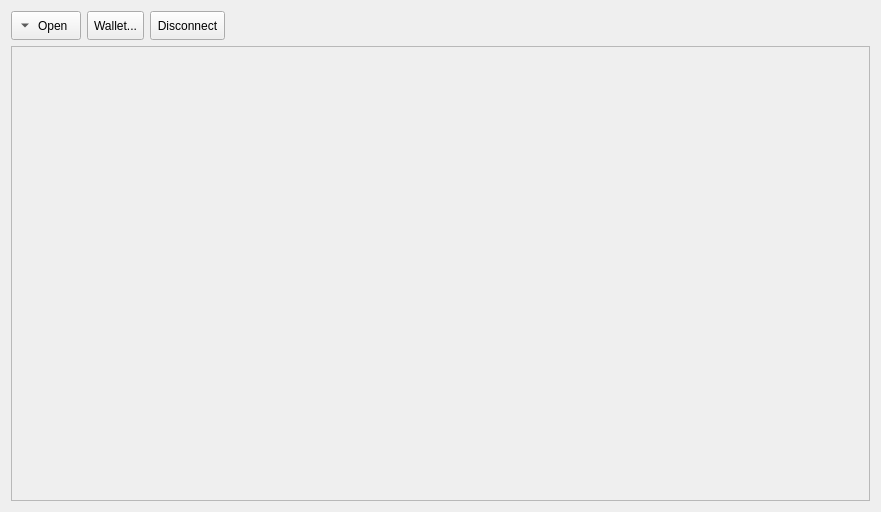
The window that src/manager/walletcontrolwidget.ui (KDE/kwalletmanager) describes before a commit, drawn with Qt 5.
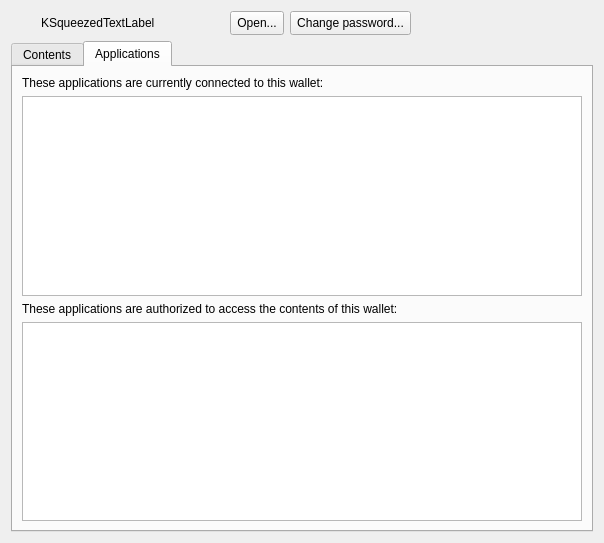
The same window after the commit. The open tabs and pages were chosen to show the change. Icons and pictures are not drawn. Custom widgets are drawn as their Qt base class.

Commit message: Starting new round after mailing lists feedback

```diff
--- a/src/manager/walletcontrolwidget.ui
+++ b/src/manager/walletcontrolwidget.ui
@@ -6,71 +6,77 @@
    <rect>
     <x>0</x>
     <y>0</y>
-    <width>881</width>
-    <height>512</height>
+    <width>604</width>
+    <height>543</height>
    </rect>
   </property>
   <property name="windowTitle">
    <string>Form</string>
   </property>
-  <layout class="QVBoxLayout" name="verticalLayout">
+  <layout class="QVBoxLayout" name="verticalLayout_2">
    <item>
     <layout class="QHBoxLayout" name="horizontalLayout">
      <item>
-      <widget class="QToolButton" name="_openClose">
-       <property name="sizePolicy">
-        <sizepolicy hsizetype="Fixed" vsizetype="Preferred">
-         <horstretch>0</horstretch>
-         <verstretch>0</verstretch>
-        </sizepolicy>
-       </property>
-       <property name="text">
-        <string>Open</string>
-       </property>
-       <property name="iconSize">
-        <size>
-         <width>22</width>
-         <height>22</height>
-        </size>
-       </property>
-       <property name="toolButtonStyle">
-        <enum>Qt::ToolButtonTextBesideIcon</enum>
-       </property>
-       <property name="autoRaise">
+      <widget class="QLabel" name="_stateIcon">
+       <property name="enabled">
         <bool>false</bool>
        </property>
-       <property name="arrowType">
-        <enum>Qt::DownArrow</enum>
-       </property>
-      </widget>
-     </item>
-     <item>
-      <widget class="QToolButton" name="_control">
        <property name="sizePolicy">
-        <sizepolicy hsizetype="Fixed" vsizetype="Preferred">
+        <sizepolicy hsizetype="Fixed" vsizetype="Fixed">
          <horstretch>0</horstretch>
          <verstretch>0</verstretch>
         </sizepolicy>
        </property>
-       <property name="text">
-        <string>Wallet...</string>
-       </property>
-       <property name="icon">
-        <iconset theme="wallet-open">
-         <normaloff>../../../../../../../valentin/.designer/backup</normaloff>../../../../../../../valentin/.designer/backup</iconset>
-       </property>
-       <property name="iconSize">
+       <property name="minimumSize">
         <size>
-         <width>22</width>
-         <height>22</height>
+         <width>24</width>
+         <height>24</height>
         </size>
        </property>
-       <property name="checkable">
+       <property name="autoFillBackground">
         <bool>true</bool>
        </property>
+       <property name="text">
+        <string/>
+       </property>
+      </widget>
+     </item>
+     <item>
+      <widget class="KSqueezedTextLabel" name="_stateLabel">
+       <property name="sizePolicy">
+        <sizepolicy hsizetype="MinimumExpanding" vsizetype="Fixed">
+         <horstretch>0</horstretch>
+         <verstretch>0</verstretch>
+        </sizepolicy>
+       </property>
+       <property name="text">
+        <string>KSqueezedTextLabel</string>
+       </property>
+      </widget>
+     </item>
+     <item>
+      <widget class="QToolButton" name="_openClose">
+       <property name="sizePolicy">
+        <sizepolicy hsizetype="Fixed" vsizetype="Preferred">
+         <horstretch>0</horstretch>
+         <verstretch>0</verstretch>
+        </sizepolicy>
+       </property>
+       <property name="text">
+        <string>Open...</string>
+       </property>
+       <property name="iconSize">
+        <size>
+         <width>22</width>
+         <height>22</height>
+        </size>
+       </property>
        <property name="toolButtonStyle">
         <enum>Qt::ToolButtonTextBesideIcon</enum>
        </property>
+       <property name="autoRaise">
+        <bool>false</bool>
+       </property>
        <property name="arrowType">
         <enum>Qt::NoArrow</enum>
        </property>
@@ -85,7 +91,7 @@
         </sizepolicy>
        </property>
        <property name="text">
-        <string>Disconnect</string>
+        <string>Change password...</string>
        </property>
        <property name="iconSize">
         <size>
@@ -93,9 +99,6 @@
          <height>22</height>
         </size>
        </property>
-       <property name="popupMode">
-        <enum>QToolButton::DelayedPopup</enum>
-       </property>
        <property name="toolButtonStyle">
         <enum>Qt::ToolButtonTextBesideIcon</enum>
        </property>
@@ -112,6 +115,9 @@
        <property name="orientation">
         <enum>Qt::Horizontal</enum>
        </property>
+       <property name="sizeType">
+        <enum>QSizePolicy::Expanding</enum>
+       </property>
        <property name="sizeHint" stdset="0">
         <size>
          <width>40</width>
@@ -123,24 +129,81 @@
     </layout>
    </item>
    <item>
-    <widget class="QFrame" name="_editorFrame">
-     <property name="sizePolicy">
-      <sizepolicy hsizetype="Preferred" vsizetype="Expanding">
-       <horstretch>0</horstretch>
-       <verstretch>0</verstretch>
-      </sizepolicy>
+    <widget class="QTabWidget" name="_tabs">
+     <property name="currentIndex">
+      <number>0</number>
      </property>
-     <property name="frameShape">
-      <enum>QFrame::StyledPanel</enum>
-     </property>
-     <property name="frameShadow">
-      <enum>QFrame::Raised</enum>
-     </property>
-     <layout class="QVBoxLayout" name="_editorFrameLayout"/>
+     <widget class="QWidget" name="_contentsTab">
+      <attribute name="icon">
+       <iconset theme="wallet-open"/>
+      </attribute>
+      <attribute name="title">
+       <string>Contents</string>
+      </attribute>
+      <layout class="QHBoxLayout" name="horizontalLayout_2">
+       <item>
+        <widget class="QFrame" name="_editorFrame">
+         <property name="sizePolicy">
+          <sizepolicy hsizetype="Preferred" vsizetype="Expanding">
+           <horstretch>0</horstretch>
+           <verstretch>0</verstretch>
+          </sizepolicy>
+         </property>
+         <property name="frameShape">
+          <enum>QFrame::NoFrame</enum>
+         </property>
+         <property name="frameShadow">
+          <enum>QFrame::Plain</enum>
+         </property>
+         <property name="lineWidth">
+          <number>0</number>
+         </property>
+         <layout class="QVBoxLayout" name="_editorFrameLayout"/>
+        </widget>
+       </item>
+      </layout>
+     </widget>
+     <widget class="QWidget" name="_appsTab">
+      <attribute name="icon">
+       <iconset theme="start-here-kde"/>
+      </attribute>
+      <attribute name="title">
+       <string>Applications</string>
+      </attribute>
+      <layout class="QVBoxLayout" name="verticalLayout">
+       <item>
+        <widget class="QLabel" name="label">
+         <property name="text">
+          <string>These applications are currently connected to this wallet:</string>
+         </property>
+        </widget>
+       </item>
+       <item>
+        <widget class="QListView" name="_connectedApps"/>
+       </item>
+       <item>
+        <widget class="QLabel" name="label_2">
+         <property name="text">
+          <string>These applications are authorized to access the contents of this wallet:</string>
+         </property>
+        </widget>
+       </item>
+       <item>
+        <widget class="QListView" name="_authorizedApps"/>
+       </item>
+      </layout>
+     </widget>
     </widget>
    </item>
   </layout>
  </widget>
+ <customwidgets>
+  <customwidget>
+   <class>KSqueezedTextLabel</class>
+   <extends>QLabel</extends>
+   <header>ksqueezedtextlabel.h</header>
+  </customwidget>
+ </customwidgets>
  <tabstops>
   <tabstop>_openClose</tabstop>
   <tabstop>_disconnect</tabstop>
```
Left out of the diff: 48 changed lines with no effect on the pictures. The commit also changes 2 other files.
